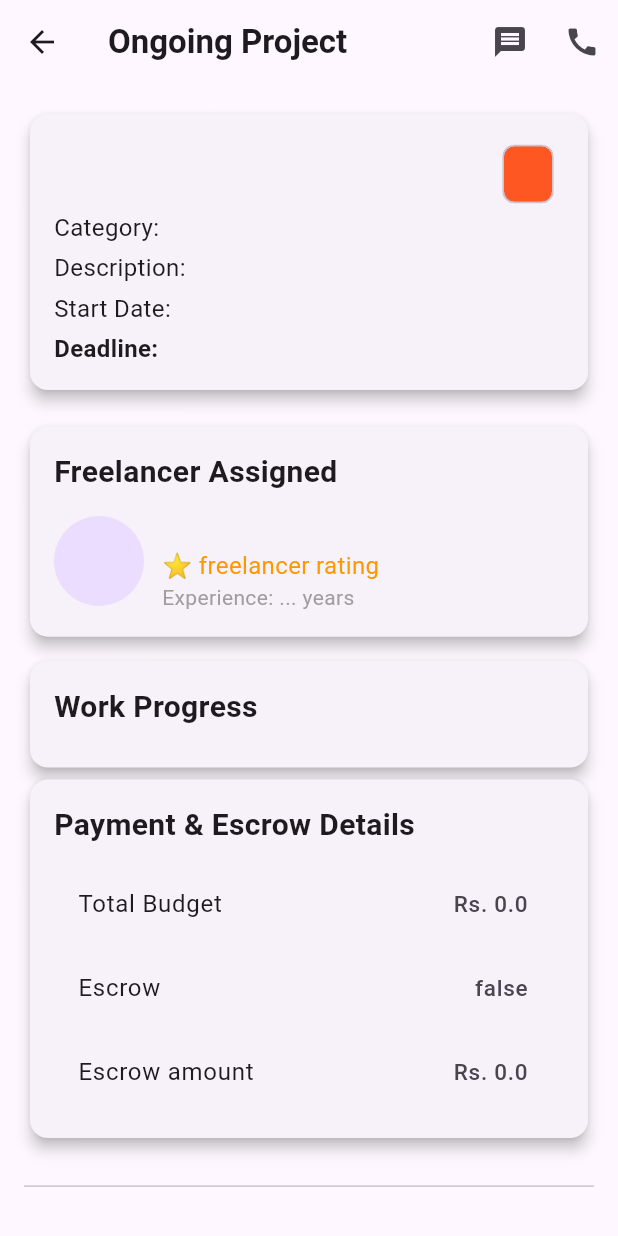
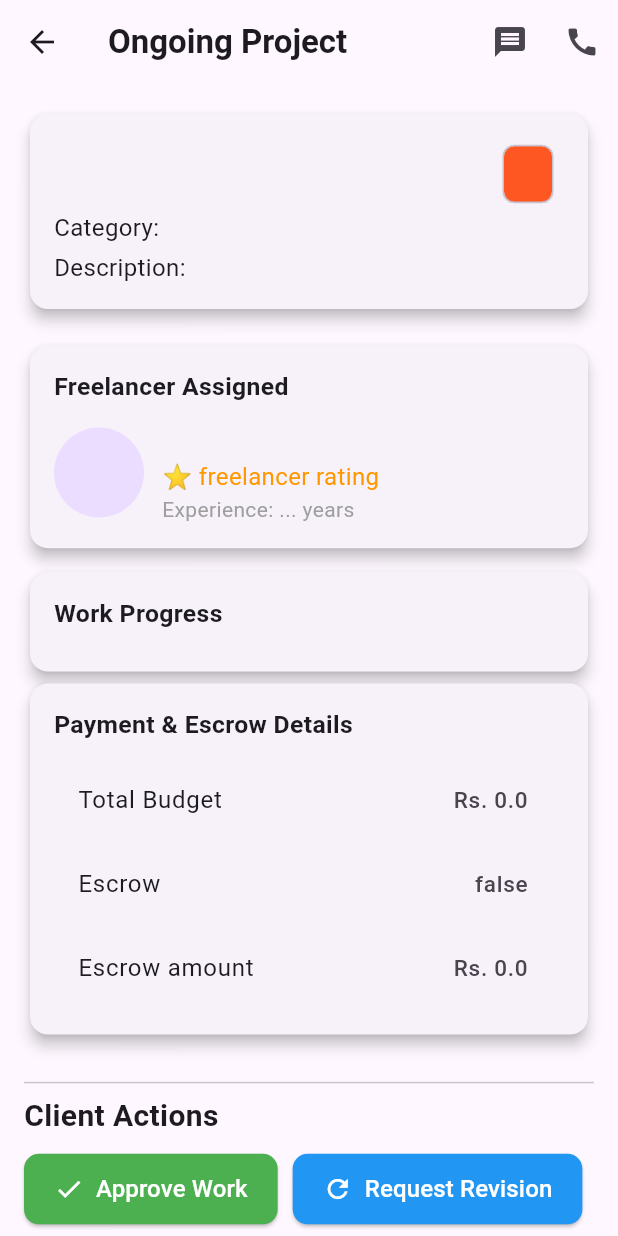
Before and after one commit to Saurabh-Grg/frontend_onehive, a Flutter app: the OngoingProjectDetailsPage screen opened directly with empty values, on a phone screen of 412 x 824 dp. Run offline on Flutter 3.47's test engine with Material 3 defaults, Android fonts, the phone set to English and light mode, and no system bars; our stand-ins replace file_picker, fl_chart, flutter_rating_bar, get, get_storage, image_picker and 4 more; missing offline and left inert: flutter_inappwebview; accounts and stored records are empty; network calls fail.

```diff
--- a/lib/constants/apis_endpoints.dart
+++ b/lib/constants/apis_endpoints.dart
@@ -32,7 +32,9 @@ class ApiEndpoints{
   static const submitProposal = "${baseUrl}proposals/submit";
   static const getTotalNumberOfProposalForAClient = "${baseUrl}proposals/total-proposals";
   static const getProposalForAClient = "${baseUrl}proposals/client";
-  static const acceptProposalByClient = "${baseUrl}proposals/accept"; // /proposal_id
+  static const acceptProposalByClient = "${baseUrl}proposals/accept";// /proposal_id
+  static const getAcceptedJobForClient = "${baseUrl}acceptedJobs/client/fetch";
+  static const getAcceptedJobForFreelancer = "${baseUrl}acceptedJobs/freelancer/fetch";
 
   static const getFollowList = "${baseUrl}follow/follow-lists";
   static const getFreelancerFollowStatus = "${baseUrl}follow/status";
--- a/lib/controllers/AcceptedJobController.dart
+++ b/lib/controllers/AcceptedJobController.dart
@@ -1,5 +1,6 @@
 import 'package:get/get.dart';
 import 'package:http/http.dart' as http;
+import 'package:onehive_frontend/constants/apis_endpoints.dart';
 import 'dart:convert';
 import '../models/AcceptedJobModel.dart';
 import 'UserController.dart';
@@ -22,7 +23,7 @@ class AcceptedJobsController extends GetxController {
       print("Fetching accepted jobs...");
 
       var response = await http.get(
-        Uri.parse("http://localhost:3000/api/acceptedJobs/fetch"),
+        Uri.parse("${ApiEndpoints.getAcceptedJobForClient}"),
         headers: {
           'Authorization': 'Bearer ${userController.token.value}',
           'Content-Type': 'application/json',
--- a/lib/models/AcceptedJobModel.dart
+++ b/lib/models/AcceptedJobModel.dart
@@ -62,16 +62,20 @@ class Job {
 class User {
   final int userId;
   final String username;
+  final String email;
 
   User({
     required this.userId,
     required this.username,
+    required this.email,
   });
 
   factory User.fromJson(Map<String, dynamic> json) {
     return User(
       userId: json['user_id'] ?? 0,
       username: json['username'] ?? "Unknown",
+      email:  json['email'] ?? "No email",
+
     );
   }
 }
--- a/lib/screens/OnGoingProjectDetailsPage.dart
+++ b/lib/screens/OnGoingProjectDetailsPage.dart
@@ -28,15 +28,6 @@ class OngoingProjectDetailsPage extends StatelessWidget {
             onPressed: () {
               Get.snackbar('Coming soon',
                   'Direct chatting with the freelancer feature will soon be available');
-              // Get.to(() => ChatScreen(
-              //   user: FollowUser(
-              //     userId: projectDetails['freelancer']?['id'] ?? 0,
-              //     username: projectDetails['freelancer']?['name'] ?? 'Freelancer Name',
-              //     profileImageUrl: projectDetails['freelancer']?['profile_image'] ?? '',
-              //   ),
-              //   userId: projectDetails['freelancer']?['id'] ?? 0,
-              //   profileImageUrl: projectDetails['freelancer']?['profile_image'] ?? '',
-              // ));
             },
           ),
           IconButton(
@@ -58,12 +49,16 @@ class OngoingProjectDetailsPage extends StatelessWidget {
               elevation: 4,
               shape: RoundedRectangleBorder(
                   borderRadius: BorderRadius.circular(12)),
+              child: InkWell(
+                onTap: (){
+                  // display job details
+                },
+                splashColor: Colors.yellow[100],
                 child: Padding(
                   padding: EdgeInsets.all(16.0),
                   child: Column(
                     crossAxisAlignment: CrossAxisAlignment.start,
                     children: [
-                    // Project Ti
                       // Project Title
                       Row(
                         mainAxisAlignment: MainAxisAlignment.spaceBetween,
@@ -72,7 +67,7 @@ class OngoingProjectDetailsPage extends StatelessWidget {
                             child: Text(
                               '${acceptedJob.job.title}',
                               style: TextStyle(
-                              fontSize: 20,
+                                fontSize: screenWidth * 0.04,
                                 fontWeight: FontWeight.bold,
                                 color: Colors.deepOrange,
                               ),
@@ -105,20 +100,8 @@ class OngoingProjectDetailsPage extends StatelessWidget {
                         'Description: ${acceptedJob.job.description}',
                         style: TextStyle(fontSize: 16),
                       ),
-                    SizedBox(height: 4),
-
-                    Text(
-                      'Start Date:  ',
-                      style: TextStyle(fontSize: 16),
+                    ],
                   ),
-                    SizedBox(height: 4),
-
-                    Text(
-                      'Deadline: ',
-                      style:
-                          TextStyle(fontSize: 16, fontWeight: FontWeight.bold),
-                    ),
-                  ],
                 ),
               ),
             ),
@@ -142,7 +125,7 @@ class OngoingProjectDetailsPage extends StatelessWidget {
                     Text(
                       'Freelancer Assigned',
                       style:
-                          TextStyle(fontSize: 20, fontWeight: FontWeight.bold),
+                          TextStyle(fontSize: screenWidth * 0.04, fontWeight: FontWeight.bold),
                     ),
                     SizedBox(height: 10),
                     Row(
@@ -204,7 +187,7 @@ class OngoingProjectDetailsPage extends StatelessWidget {
                       Text(
                         'Work Progress',
                         style: TextStyle(
-                            fontSize: 20, fontWeight: FontWeight.bold),
+                            fontSize: screenWidth * 0.04, fontWeight: FontWeight.bold),
                       ),
                       SizedBox(height: 10),
 
@@ -250,7 +233,7 @@ class OngoingProjectDetailsPage extends StatelessWidget {
                     Text(
                       'Payment & Escrow Details',
                       style:
-                          TextStyle(fontSize: 20, fontWeight: FontWeight.bold),
+                          TextStyle(fontSize: screenWidth * 0.04, fontWeight: FontWeight.bold),
                     ),
                     SizedBox(height: 10),
                     ListTile(
@@ -284,131 +267,131 @@ class OngoingProjectDetailsPage extends StatelessWidget {
 
 
             // Client Actions
-            // Text(
-            //   'Client Actions',
-            //   style: TextStyle(fontSize: 20, fontWeight: FontWeight.bold),
-            // ),
-            //
-            // SizedBox(height: 10),
+            Text(
+              'Client Actions',
+              style: TextStyle(fontSize: 20, fontWeight: FontWeight.bold),
+            ),
 
-            // Wrap(
-            //   spacing: 10, // Horizontal spacing between buttons
-            //   runSpacing: 10, // Vertical spacing between buttons
-            //   alignment: WrapAlignment.center,
-            //   children: [
-            //     // Approve Work Button
-            //     ElevatedButton.icon(
-            //       onPressed: () {
-            //         // Add functionality for approving work
-            //       },
-            //       icon: Icon(Icons.check, size: 20, color: Colors.white),
-            //       // Icon with consistent size
-            //       label: Text(
-            //         'Approve Work',
-            //         style: TextStyle(fontSize: 16), // Consistent text size
-            //       ),
-            //       style: ButtonStyle(
-            //         backgroundColor:
-            //             WidgetStateProperty.all<Color>(Colors.green),
-            //         // Background color
-            //         foregroundColor:
-            //             WidgetStateProperty.all<Color>(Colors.white),
-            //         // Text and icon color
-            //         padding: WidgetStateProperty.all<EdgeInsetsGeometry>(
-            //           EdgeInsets.symmetric(
-            //               horizontal: 20, vertical: 12), // Padding
-            //         ),
-            //         shape: WidgetStateProperty.all<RoundedRectangleBorder>(
-            //           RoundedRectangleBorder(
-            //             borderRadius:
-            //                 BorderRadius.circular(10), // Rounded corners
-            //           ),
-            //         ),
-            //         overlayColor: WidgetStateProperty.resolveWith<Color>(
-            //           (Set<WidgetState> states) {
-            //             if (states.contains(WidgetState.pressed)) {
-            //               return Colors
-            //                   .green.shade700; // Darker green when pressed
-            //             }
-            //             return Colors.transparent; // No overlay by default
-            //           },
-            //         ),
-            //       ),
-            //     ),
-            //
-            //     // Request Revision Button
-            //     ElevatedButton.icon(
-            //       onPressed: () {
-            //         // Add functionality for requesting revision
-            //       },
-            //       icon: Icon(
-            //         Icons.refresh,
-            //         size: 20,
-            //         color: Colors.white,
-            //       ),
-            //       label: Text(
-            //         'Request Revision',
-            //         style: TextStyle(fontSize: 16),
-            //       ),
-            //       style: ButtonStyle(
-            //         backgroundColor:
-            //             WidgetStateProperty.all<Color>(Colors.blue),
-            //         foregroundColor:
-            //             WidgetStateProperty.all<Color>(Colors.white),
-            //         padding: WidgetStateProperty.all<EdgeInsetsGeometry>(
-            //           EdgeInsets.symmetric(horizontal: 20, vertical: 12),
-            //         ),
-            //         shape: WidgetStateProperty.all<RoundedRectangleBorder>(
-            //           RoundedRectangleBorder(
-            //             borderRadius: BorderRadius.circular(10),
-            //           ),
-            //         ),
-            //         overlayColor: WidgetStateProperty.resolveWith<Color>(
-            //           (Set<WidgetState> states) {
-            //             if (states.contains(WidgetState.pressed)) {
-            //               return Colors
-            //                   .blue.shade700; // Darker blue when pressed
-            //             }
-            //             return Colors.transparent;
-            //           },
-            //         ),
-            //       ),
-            //     ),
-            //
-            //     // Dispute Button
-            //     ElevatedButton.icon(
-            //       onPressed: () {
-            //         // Add functionality for disputing
-            //       },
-            //       icon: Icon(Icons.warning, size: 20, color: Colors.white),
-            //       label: Text(
-            //         'Dispute',
-            //         style: TextStyle(fontSize: 16),
-            //       ),
-            //       style: ButtonStyle(
-            //         backgroundColor: WidgetStateProperty.all<Color>(Colors.red),
-            //         foregroundColor:
-            //             WidgetStateProperty.all<Color>(Colors.white),
-            //         padding: WidgetStateProperty.all<EdgeInsetsGeometry>(
-            //           EdgeInsets.symmetric(horizontal: 20, vertical: 12),
-            //         ),
-            //         shape: WidgetStateProperty.all<RoundedRectangleBorder>(
-            //           RoundedRectangleBorder(
-            //             borderRadius: BorderRadius.circular(10),
-            //           ),
-            //         ),
-            //         overlayColor: WidgetStateProperty.resolveWith<Color>(
-            //           (Set<WidgetState> states) {
-            //             if (states.contains(WidgetState.pressed)) {
-            //               return Colors.red.shade700; // Darker red when pressed
-            //             }
-            //             return Colors.transparent;
-            //           },
-            //         ),
-            //       ),
-            //     ),
-            //   ],
-            // ),
+            SizedBox(height: 10),
+
+            Wrap(
+              spacing: 10, // Horizontal spacing between buttons
+              runSpacing: 10, // Vertical spacing between buttons
+              alignment: WrapAlignment.center,
+              children: [
+                // Approve Work Button
+                ElevatedButton.icon(
+                  onPressed: () {
+                    // Add functionality for approving work
+                  },
+                  icon: Icon(Icons.check, size: 20, color: Colors.white),
+                  // Icon with consistent size
+                  label: Text(
+                    'Approve Work',
+                    style: TextStyle(fontSize: 16), // Consistent text size
+                  ),
+                  style: ButtonStyle(
+                    backgroundColor:
+                        WidgetStateProperty.all<Color>(Colors.green),
+                    // Background color
+                    foregroundColor:
+                        WidgetStateProperty.all<Color>(Colors.white),
+                    // Text and icon color
+                    padding: WidgetStateProperty.all<EdgeInsetsGeometry>(
+                      EdgeInsets.symmetric(
+                          horizontal: 20, vertical: 12), // Padding
+                    ),
+                    shape: WidgetStateProperty.all<RoundedRectangleBorder>(
+                      RoundedRectangleBorder(
+                        borderRadius:
+                            BorderRadius.circular(10), // Rounded corners
+                      ),
+                    ),
+                    overlayColor: WidgetStateProperty.resolveWith<Color>(
+                      (Set<WidgetState> states) {
+                        if (states.contains(WidgetState.pressed)) {
+                          return Colors
+                              .green.shade700; // Darker green when pressed
+                        }
+                        return Colors.transparent; // No overlay by default
+                      },
+                    ),
+                  ),
+                ),
+
+                // Request Revision Button
+                ElevatedButton.icon(
+                  onPressed: () {
+                    // Add functionality for requesting revision
+                  },
+                  icon: Icon(
+                    Icons.refresh,
+                    size: 20,
+                    color: Colors.white,
+                  ),
+                  label: Text(
+                    'Request Revision',
+                    style: TextStyle(fontSize: 16),
+                  ),
+                  style: ButtonStyle(
+                    backgroundColor:
+                        WidgetStateProperty.all<Color>(Colors.blue),
+                    foregroundColor:
+                        WidgetStateProperty.all<Color>(Colors.white),
+                    padding: WidgetStateProperty.all<EdgeInsetsGeometry>(
+                      EdgeInsets.symmetric(horizontal: 20, vertical: 12),
+                    ),
+                    shape: WidgetStateProperty.all<RoundedRectangleBorder>(
+                      RoundedRectangleBorder(
+                        borderRadius: BorderRadius.circular(10),
+                      ),
+                    ),
+                    overlayColor: WidgetStateProperty.resolveWith<Color>(
+                      (Set<WidgetState> states) {
+                        if (states.contains(WidgetState.pressed)) {
+                          return Colors
+                              .blue.shade700; // Darker blue when pressed
+                        }
+                        return Colors.transparent;
+                      },
+                    ),
+                  ),
+                ),
+
+                // Dispute Button
+                ElevatedButton.icon(
+                  onPressed: () {
+                    // Add functionality for disputing
+                  },
+                  icon: Icon(Icons.warning, size: 20, color: Colors.white),
+                  label: Text(
+                    'Dispute',
+                    style: TextStyle(fontSize: 16),
+                  ),
+                  style: ButtonStyle(
+                    backgroundColor: WidgetStateProperty.all<Color>(Colors.red),
+                    foregroundColor:
+                        WidgetStateProperty.all<Color>(Colors.white),
+                    padding: WidgetStateProperty.all<EdgeInsetsGeometry>(
+                      EdgeInsets.symmetric(horizontal: 20, vertical: 12),
+                    ),
+                    shape: WidgetStateProperty.all<RoundedRectangleBorder>(
+                      RoundedRectangleBorder(
+                        borderRadius: BorderRadius.circular(10),
+                      ),
+                    ),
+                    overlayColor: WidgetStateProperty.resolveWith<Color>(
+                      (Set<WidgetState> states) {
+                        if (states.contains(WidgetState.pressed)) {
+                          return Colors.red.shade700; // Darker red when pressed
+                        }
+                        return Colors.transparent;
+                      },
+                    ),
+                  ),
+                ),
+              ],
+            ),
           ],
         ),
       ),
--- a/lib/screens/client_dashboard.dart
+++ b/lib/screens/client_dashboard.dart
@@ -1546,7 +1546,7 @@ class _ClientDashboardState extends State<ClientDashboard> {
                                   // Implement messaging functionality
                                 },
                                 tooltip: 'Message',
-                                color: Colors.blue,
+                                color: Colors.deepOrange,
                               ),
                             ],
                           ),
```
Also changed, not shown: lib/controllers/MyProjectController.dart (+38 -68 lines), lib/screens/MyProjectsScreen.dart (+65 -20 lines). Lines whose indentation alone changed are shown as unchanged.
